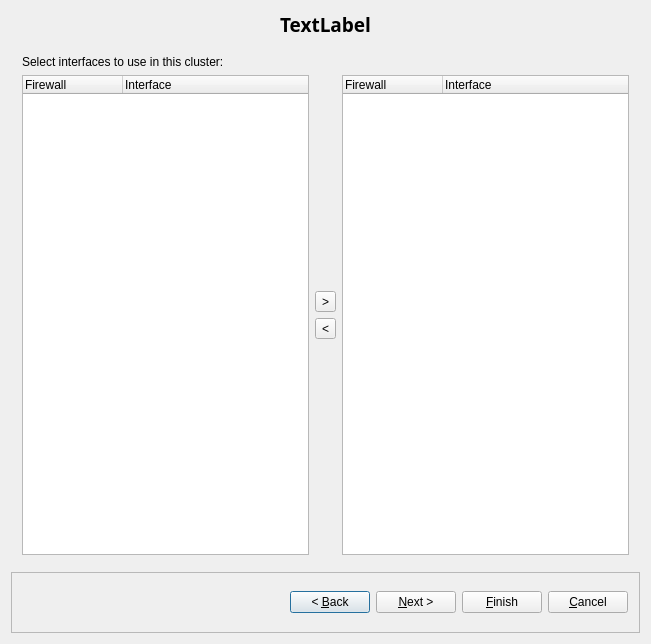
This is src/gui/newclusterdialog_q.ui in fwbuilder/fwbuilder as Qt 5 draws it before an edit. The edited form follows.
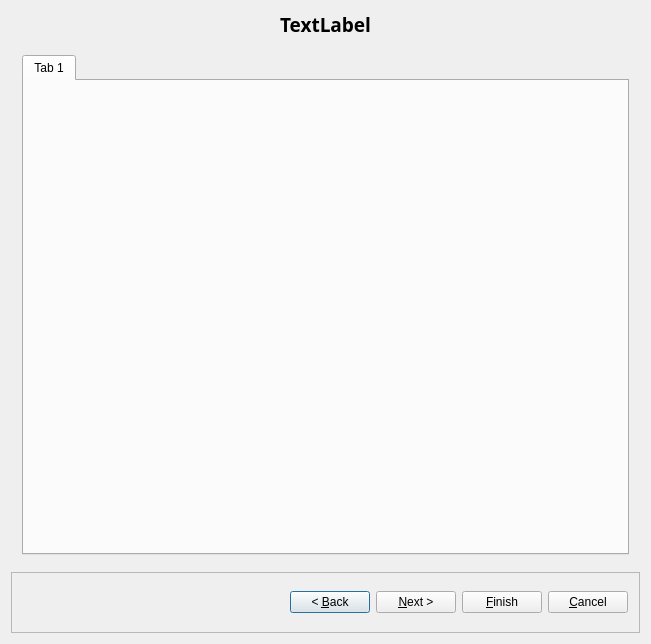
This is the edited form. Icons and pictures are not drawn. Custom widgets are drawn as their Qt base class.

Commit message: Second page of new cluster creation dialog

The edit to the form file:
```diff
--- a/src/gui/newclusterdialog_q.ui
+++ b/src/gui/newclusterdialog_q.ui
@@ -195,88 +195,17 @@
      <widget class="QWidget" name="page_2">
       <layout class="QVBoxLayout" name="verticalLayout_3">
        <item>
-        <widget class="QLabel" name="label_10">
-         <property name="text">
-          <string>Select interfaces to use in this cluster:</string>
+        <widget class="ClusterInterfacesSelectorWidget" name="interfaceSelector">
+         <property name="currentIndex">
+          <number>0</number>
          </property>
+         <widget class="QWidget" name="tab">
+          <attribute name="title">
+           <string>Tab 1</string>
+          </attribute>
+         </widget>
         </widget>
        </item>
-       <item>
-        <layout class="QHBoxLayout" name="horizontalLayout_2">
-         <item>
-          <widget class="FirewallInterfacesList" name="notUsedInterfaces">
-           <column>
-            <property name="text">
-             <string>Firewall</string>
-            </property>
-           </column>
-           <column>
-            <property name="text">
-             <string>Interface</string>
-            </property>
-           </column>
-          </widget>
-         </item>
-         <item>
-          <layout class="QVBoxLayout" name="verticalLayout_2">
-           <item>
-            <spacer name="verticalSpacer_2">
-             <property name="orientation">
-              <enum>Qt::Vertical</enum>
-             </property>
-             <property name="sizeHint" stdset="0">
-              <size>
-               <width>20</width>
-               <height>40</height>
-              </size>
-             </property>
-            </spacer>
-           </item>
-           <item>
-            <widget class="QToolButton" name="addInterface">
-             <property name="text">
-              <string>&gt;</string>
-             </property>
-            </widget>
-           </item>
-           <item>
-            <widget class="QToolButton" name="removeInterface">
-             <property name="text">
-              <string>&lt;</string>
-             </property>
-            </widget>
-           </item>
-           <item>
-            <spacer name="verticalSpacer">
-             <property name="orientation">
-              <enum>Qt::Vertical</enum>
-             </property>
-             <property name="sizeHint" stdset="0">
-              <size>
-               <width>20</width>
-               <height>40</height>
-              </size>
-             </property>
-            </spacer>
-           </item>
-          </layout>
-         </item>
-         <item>
-          <widget class="FirewallInterfacesList" name="usedInterfaces">
-           <column>
-            <property name="text">
-             <string>Firewall</string>
-            </property>
-           </column>
-           <column>
-            <property name="text">
-             <string>Interface</string>
-            </property>
-           </column>
-          </widget>
-         </item>
-        </layout>
-       </item>
       </layout>
      </widget>
      <widget class="QWidget" name="page_3"/>
@@ -1070,9 +999,10 @@
    <header>FirewallSelectorWidget.h</header>
   </customwidget>
   <customwidget>
-   <class>FirewallInterfacesList</class>
-   <extends>QTreeWidget</extends>
-   <header>FirewallInterfacesList.h</header>
+   <class>ClusterInterfacesSelectorWidget</class>
+   <extends>QTabWidget</extends>
+   <header>ClusterInterfacesSelectorWidget.h</header>
+   <container>1</container>
   </customwidget>
  </customwidgets>
  <tabstops>
```
Left out of the diff: 32 changed lines with no effect on the pictures. The commit also changes 9 other files.
